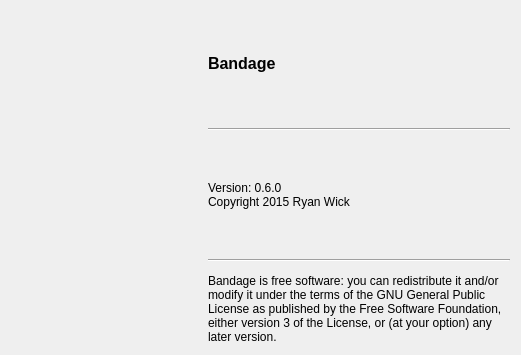
Old version of the form ui/aboutdialog.ui in the repository rrwick/Bandage; both pictures show x 0 to 521 and y 0 to 355 of the 521 by 510 pixel window.
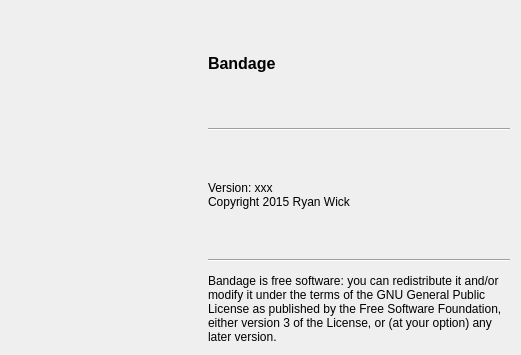
New version of the form. Icons and pictures are not drawn.

What changed in the file:
```diff
--- a/ui/aboutdialog.ui
+++ b/ui/aboutdialog.ui
@@ -117,7 +117,7 @@
           </size>
          </property>
          <property name="text">
-          <string>Version: 0.6.0
+          <string>Version: xxx
 Copyright 2015 Ryan Wick</string>
          </property>
          <property name="wordWrap">
```
Left out of the diff: 2 changed lines with no effect on the pictures.
